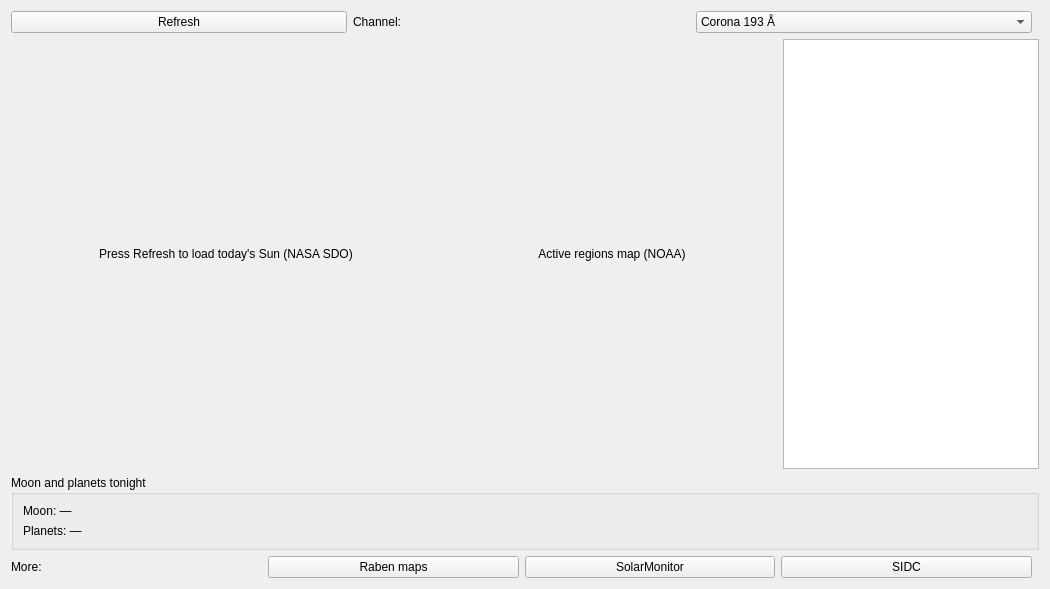
This is nightscribe/gui/ui/solar_tab.ui in irydeo/nightscribe as Qt 5 draws it before an edit. The edited form follows.
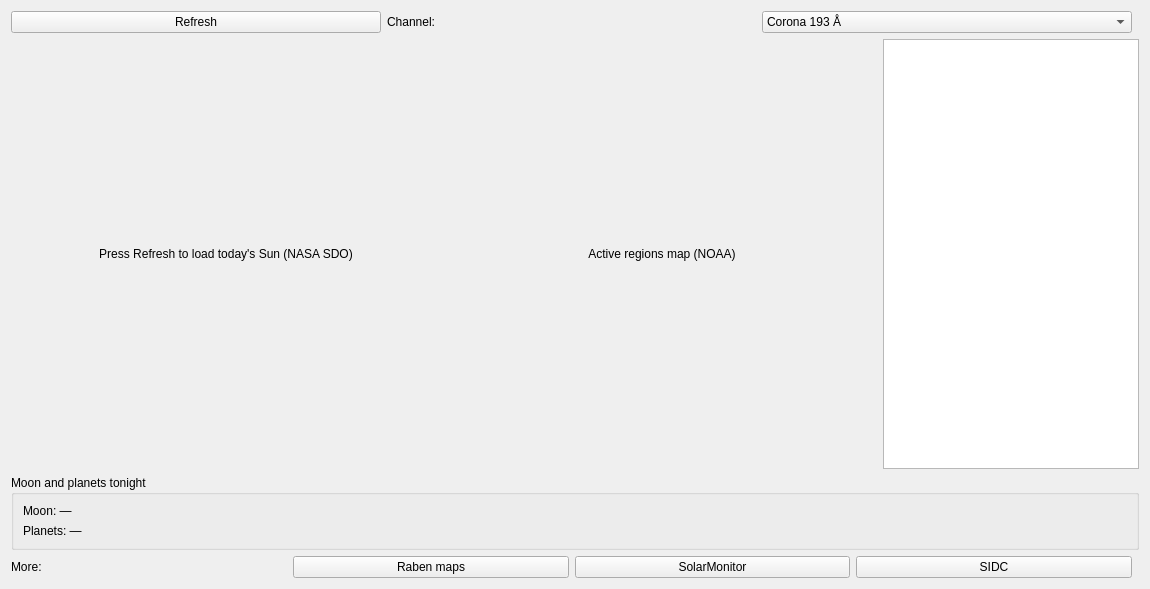
This is the edited form.

Commit message: Solar tab: equal width for both sun images for easy comparison

The edit to the form file:
```diff
--- a/nightscribe/gui/ui/solar_tab.ui
+++ b/nightscribe/gui/ui/solar_tab.ui
@@ -35,8 +35,8 @@
      <item>
       <widget class="QLabel" name="lbl_sun_map">
        <property name="alignment"><enum>Qt::AlignCenter</enum></property>
-       <property name="minimumSize"><size><width>330</width><height>330</height></size></property>
-       <property name="maximumSize"><size><width>330</width><height>330</height></size></property>
+        <property name="minimumSize"><size><width>430</width><height>430</height></size></property>
+        <property name="maximumSize"><size><width>430</width><height>430</height></size></property>
        <property name="text"><string>Active regions map (NOAA)</string></property>
        <property name="wordWrap"><bool>true</bool></property>
       </widget>
```
Lines whose indentation alone changed are shown as unchanged. The commit also changes 1 other file.
